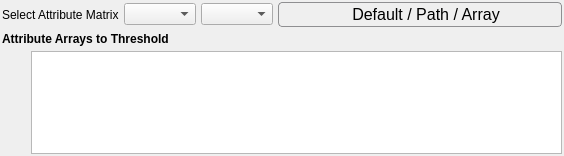
Old version of the form Source/SVWidgetsLib/FilterParameterWidgets/UI_Files/ComparisonSelectionWidget.ui in the repository BlueQuartzSoftware/SIMPL.
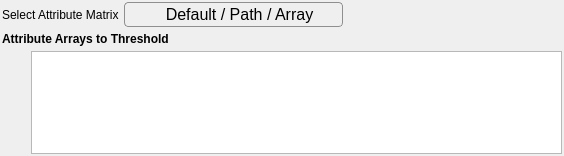
New version of the form. Icons and pictures are not drawn.

Commit message: Cleaning up code by removing old GUI implementation codes, fixing implementation bugs and removing debug statements. Widget seems to work correctly now. There is still an issue with the QComboBoxes inside the Table having visual artifacts on OS X. No checking has been performed on Windows or Linux.

Patch:
```diff
--- a/Source/SVWidgetsLib/FilterParameterWidgets/UI_Files/ComparisonSelectionWidget.ui
+++ b/Source/SVWidgetsLib/FilterParameterWidgets/UI_Files/ComparisonSelectionWidget.ui
@@ -210,12 +210,6 @@
        </property>
       </widget>
      </item>
-     <item>
-      <widget class="QComboBox" name="dataContainerComb2"/>
-     </item>
-     <item>
-      <widget class="QComboBox" name="attributeMatrixCombo2"/>
-     </item>
      <item>
       <widget class="QPushButton" name="m_SelectedAttributeMatrixPath">
        <property name="sizePolicy">
@@ -295,6 +289,19 @@
        </property>
       </widget>
      </item>
+     <item>
+      <spacer name="horizontalSpacer">
+       <property name="orientation">
+        <enum>Qt::Horizontal</enum>
+       </property>
+       <property name="sizeHint" stdset="0">
+        <size>
+         <width>40</width>
+         <height>20</height>
+        </size>
+       </property>
+      </spacer>
+     </item>
     </layout>
    </item>
    <item row="2" column="0" colspan="2">
```
The commit also changes 3 other files.
